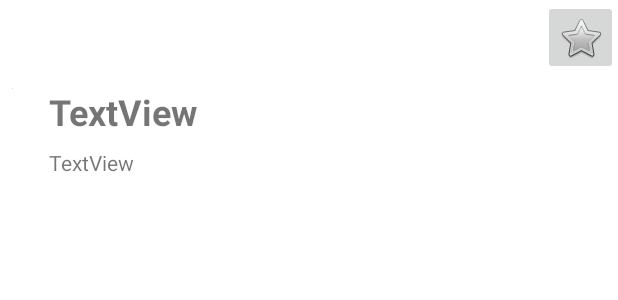
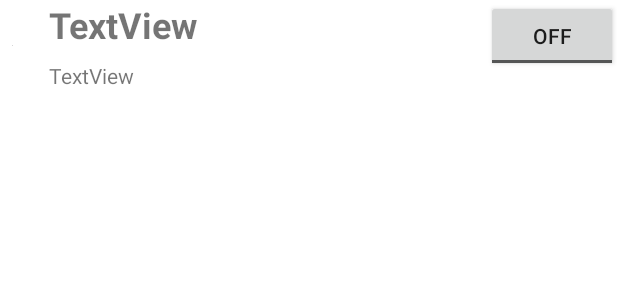
Before and after one commit to alee614/Find-My-Brew, an Android app: the layout item_beer.xml on its own in the app's theme, with its tools: preview values and no code run, on a phone screen of 412 x 824 dp. Shown: the top 300 px of the screen. Run offline under Robolectric (Android 15) with nearby library versions, the phone set to English and light mode, and no system bars.

Commit message:
toggle button now works

```diff
--- a/app/src/main/java/com/example/findmybrew/BeerAdapter.java
+++ b/app/src/main/java/com/example/findmybrew/BeerAdapter.java
@@ -7,6 +7,7 @@ import android.view.ViewGroup;
 import android.widget.ImageButton;
 import android.widget.ImageView;
 import android.widget.TextView;
+import android.widget.ToggleButton;
 
 import androidx.annotation.NonNull;
 import androidx.recyclerview.widget.RecyclerView;
@@ -28,7 +29,7 @@ public class BeerAdapter extends RecyclerView.Adapter<BeerAdapter.ViewHolder> {
         TextView textView_name;
         TextView textView_description;
         ImageView imageView_beer;
-        ImageButton imageButton;
+        ToggleButton toggleButton;
 
 
         public ViewHolder(@NonNull View itemView) {
@@ -36,8 +37,7 @@ public class BeerAdapter extends RecyclerView.Adapter<BeerAdapter.ViewHolder> {
             textView_name = itemView.findViewById(R.id.textView_name);
             textView_description = itemView.findViewById(R.id.textView_description);
             imageView_beer = itemView.findViewById(R.id.imageView_beer);
-            imageView_beer.setOnClickListener(this);
-            imageButton.setOnClickListener(this);
+
 
         }
 
--- a/app/src/main/java/com/example/findmybrew/ResultActivity.java
+++ b/app/src/main/java/com/example/findmybrew/ResultActivity.java
@@ -31,7 +31,7 @@ public class ResultActivity extends AppCompatActivity {
         beersInfo = intent.getParcelableArrayListExtra("value");
 
         //results.setText(R.string.you_have + beersInfo.size() + R.string.results);
-        BeerAdapter adapter = new BeerAdapter(beersInfo);
+        BeerAdapter adapter = new BeerAdapter(beersInfo, this);
         recyclerView.setAdapter(adapter);
         recyclerView.setLayoutManager(new LinearLayoutManager(this));
 
--- a/app/src/main/res/layout/item_beer.xml
+++ b/app/src/main/res/layout/item_beer.xml
@@ -25,7 +25,6 @@
         android:layout_width="0dp"
         android:layout_height="wrap_content"
         android:layout_marginStart="24dp"
-        android:layout_marginTop="8dp"
         android:layout_marginEnd="24dp"
         android:text="TextView"
         android:textSize="24sp"
@@ -33,7 +32,7 @@
         app:layout_constraintEnd_toEndOf="parent"
         app:layout_constraintHorizontal_bias="0.0"
         app:layout_constraintStart_toEndOf="@+id/imageView_beer"
-        app:layout_constraintTop_toBottomOf="@+id/imageButton" />
+        tools:layout_editor_absoluteY="58dp" />
 
     <TextView
         android:id="@+id/textView_description"
@@ -50,13 +49,15 @@
         app:layout_constraintTop_toBottomOf="@+id/textView_name"
         app:layout_constraintVertical_bias="0.0" />
 
-    <ImageButton
-        android:id="@+id/imageButton"
-        android:layout_width="50dp"
-        android:layout_height="50dp"
+    <ToggleButton
+        android:id="@+id/toggleButton"
+        android:layout_width="wrap_content"
+        android:layout_height="wrap_content"
+        android:text="ToggleButton"
+        app:layout_constraintBottom_toTopOf="@+id/textView_name"
         app:layout_constraintEnd_toEndOf="parent"
         app:layout_constraintHorizontal_bias="1.0"
-        app:layout_constraintStart_toEndOf="@+id/textView_name"
+        app:layout_constraintStart_toEndOf="@+id/imageView_beer"
         app:layout_constraintTop_toTopOf="parent"
-        app:srcCompat="@android:drawable/btn_star" />
+        app:layout_constraintVertical_bias="0.0" />
 </androidx.constraintlayout.widget.ConstraintLayout>
```
Also changed, not shown: app/src/main/java/com/example/findmybrew/Beer.java (+1 -13 lines).
